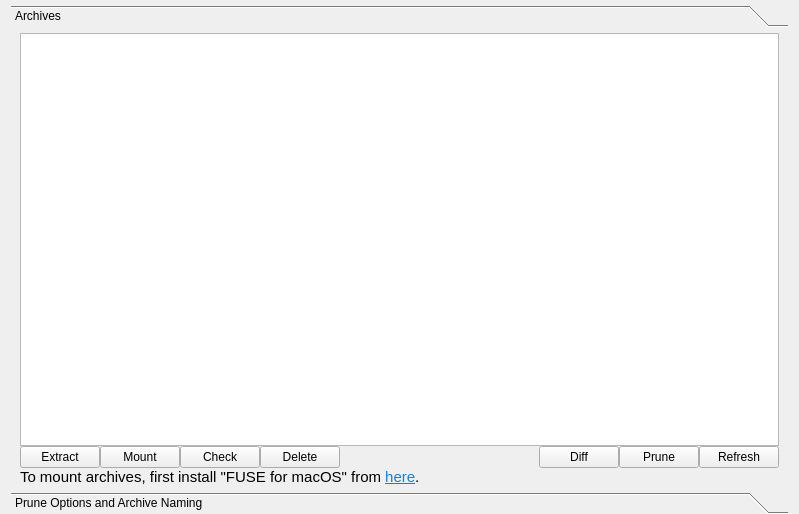
Old version of the form src/vorta/assets/UI/archivetab.ui in the repository borgbase/vorta.
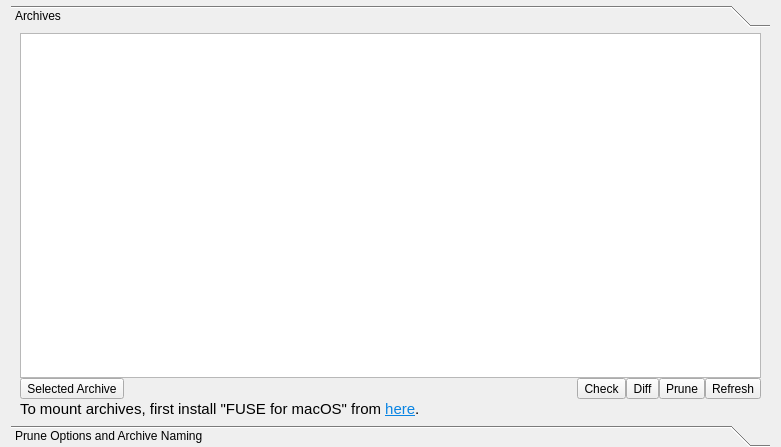
New version of the form.

Commit message:
Add rename action. By @samuel-w and @m3nu (#864)
- Add rename action for archives
- Move archive actions to submenu
- Improve tests: remove window manager dependency

What changed in the file:
```diff
--- a/src/vorta/assets/UI/archivetab.ui
+++ b/src/vorta/assets/UI/archivetab.ui
@@ -6,8 +6,8 @@
    <rect>
     <x>0</x>
     <y>0</y>
-    <width>799</width>
-    <height>514</height>
+    <width>781</width>
+    <height>447</height>
    </rect>
   </property>
   <property name="windowTitle">
@@ -36,8 +36,8 @@
        <rect>
         <x>0</x>
         <y>0</y>
-        <width>775</width>
-        <height>441</height>
+        <width>757</width>
+        <height>374</height>
        </rect>
       </property>
       <attribute name="label">
@@ -97,39 +97,12 @@
        <item>
         <layout class="QHBoxLayout" name="horizontalLayout_3">
          <item>
-          <widget class="QPushButton" name="extractButton">
-           <property name="enabled">
-            <bool>true</bool>
-           </property>
+          <widget class="QToolButton" name="archiveActionButton">
            <property name="text">
-            <string>Extract</string>
+            <string>Selected Archive</string>
            </property>
-          </widget>
-         </item>
-         <item>
-          <widget class="QPushButton" name="mountButton">
-           <property name="sizePolicy">
-            <sizepolicy hsizetype="Fixed" vsizetype="Fixed">
-             <horstretch>0</horstretch>
-             <verstretch>0</verstretch>
-            </sizepolicy>
-           </property>
-           <property name="text">
-            <string>Mount</string>
-           </property>
-          </widget>
-         </item>
-         <item>
-          <widget class="QPushButton" name="checkButton">
-           <property name="text">
-            <string>Check</string>
-           </property>
-          </widget>
-         </item>
-         <item>
-          <widget class="QPushButton" name="deleteButton">
-           <property name="text">
-            <string>Delete</string>
+           <property name="toolButtonStyle">
+            <enum>Qt::ToolButtonTextBesideIcon</enum>
            </property>
           </widget>
          </item>
@@ -147,33 +120,43 @@
           </spacer>
          </item>
          <item>
-          <widget class="QPushButton" name="diffButton">
+          <widget class="QToolButton" name="checkButton">
+           <property name="text">
+            <string>Check</string>
+           </property>
+           <property name="toolButtonStyle">
+            <enum>Qt::ToolButtonTextBesideIcon</enum>
+           </property>
+          </widget>
+         </item>
+         <item>
+          <widget class="QToolButton" name="diffButton">
            <property name="text">
             <string>Diff</string>
            </property>
+           <property name="toolButtonStyle">
+            <enum>Qt::ToolButtonTextBesideIcon</enum>
+           </property>
           </widget>
          </item>
          <item>
-          <widget class="QPushButton" name="pruneButton">
+          <widget class="QToolButton" name="pruneButton">
            <property name="text">
             <string>Prune</string>
            </property>
+           <property name="toolButtonStyle">
+            <enum>Qt::ToolButtonTextBesideIcon</enum>
+           </property>
           </widget>
          </item>
          <item>
-          <widget class="QPushButton" name="listButton">
-           <property name="enabled">
-            <bool>true</bool>
-           </property>
-           <property name="sizePolicy">
-            <sizepolicy hsizetype="Fixed" vsizetype="Fixed">
-             <horstretch>0</horstretch>
-             <verstretch>0</verstretch>
-            </sizepolicy>
-           </property>
+          <widget class="QToolButton" name="listButton">
            <property name="text">
             <string>Refresh</string>
            </property>
+           <property name="toolButtonStyle">
+            <enum>Qt::ToolButtonTextBesideIcon</enum>
+           </property>
           </widget>
          </item>
         </layout>
@@ -183,9 +166,17 @@
          <property name="enabled">
           <bool>true</bool>
          </property>
+         <property name="minimumSize">
+          <size>
+           <width>0</width>
+           <height>20</height>
+          </size>
+         </property>
          <property name="font">
           <font>
            <pointsize>11</pointsize>
+           <weight>50</weight>
+           <bold>false</bold>
           </font>
          </property>
          <property name="text">
```
Left out of the diff: 8 changed lines with no effect on the pictures. The commit also changes 29 other files.
